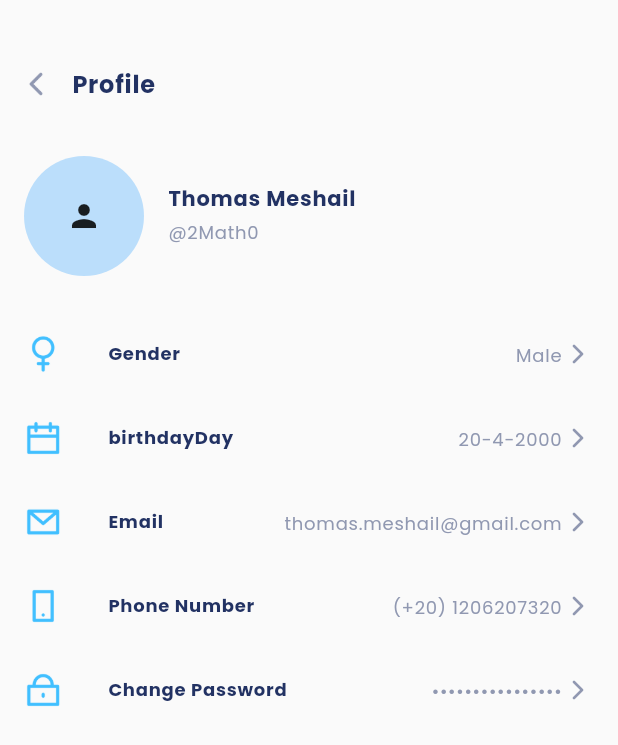
After one commit to Root-J/flutter-eccomerce-template, a Flutter app: the ProfileScreen screen opened by its route, on a phone screen of 412 x 824 dp. The commit adds this screen. Shown: the top 745 px of the screen. Run offline on Flutter 3.47's test engine with Material 2 defaults, Android fonts, the phone set to English and light mode, and no system bars; our stand-ins replace google_fonts.

Commit message:
profile screen

```diff
--- a/lib/presentation/resources/assets_manager.dart
+++ b/lib/presentation/resources/assets_manager.dart
@@ -58,11 +58,17 @@ class SystemIcons {
   static const String moreIcon = '$SYSTEM_ICONS_PATHx24/more.png';
   static const String listIcon = '$SYSTEM_ICONS_PATHx24/List.png';
   static const String backIcon = '$SYSTEM_ICONS_PATHx24/Left.png';
+  static const String forwardIcon = '$SYSTEM_ICONS_PATHx24/Right.png';
   static const String transactionIcon = '$SYSTEM_ICONS_PATHx24/Transaction.png';
   static const String bankIcon = '$SYSTEM_ICONS_PATHx24/Bank.png';
   static const String creditCardIcon = '$SYSTEM_ICONS_PATHx24/Credit Card.png';
   static const String bagIcon = '$SYSTEM_ICONS_PATHx24/bag.png';
   static const String locationIcon = '$SYSTEM_ICONS_PATHx24/Location.png';
+  static const String genderIcon = '$SYSTEM_ICONS_PATHx24/Gender.png';
+  static const String emailIcon = '$SYSTEM_ICONS_PATHx24/Message.png';
+  static const String phoneIcon = '$SYSTEM_ICONS_PATHx24/Phone.png';
+  static const String passwordIcon = '$SYSTEM_ICONS_PATHx24/Password.png';
+  static const String dateIcon = '$SYSTEM_ICONS_PATHx24/Date.png';
 
   static const String minusIcon = '$SYSTEM_ICONS_PATHx16/Minus.png';
   static const String plusIcon = '$SYSTEM_ICONS_PATHx16/Plus.png';
--- a/lib/presentation/resources/routes_manager.dart
+++ b/lib/presentation/resources/routes_manager.dart
@@ -1,5 +1,6 @@
 import 'package:ecommerce_flutter/presentation/resources/strings_manager.dart';
 import 'package:ecommerce_flutter/presentation/view/fragments/account_page/account_page.dart';
+import 'package:ecommerce_flutter/presentation/view/fragments/account_page/profile/profile_screen.dart';
 import 'package:ecommerce_flutter/presentation/view/fragments/cart_page/view/choose_card.dart';
 import 'package:ecommerce_flutter/presentation/view/fragments/cart_page/view/payment.dart';
 import 'package:ecommerce_flutter/presentation/view/fragments/cart_page/view/ship_to.dart';
@@ -25,10 +26,14 @@ class Routes {
   static const String notificationFeedRoute = '/feed';
   static const String notificationActivityRoute = '/activity';
   static const String cartShipToRoute = '/ship to';
-  static const String cartPaymentRoute = '/payment';
+  static const String cartPaymentRoute = '/cart/payment';
   static const String cartChooseCardRoute = '/choose Card';
   static const String successRoute = '/success purchase';
   static const String accountRoute = '/account';
+  static const String accountProfileRoute = '/profile';
+  static const String accountOrderRoute = '/order';
+  static const String accountAddressRoute = '/address';
+  static const String accountPaymentRoute = '$accountRoute/payment';
 }
 
 class RouteGenerator {
@@ -67,6 +72,14 @@ class RouteGenerator {
                 ));
       case Routes.accountRoute:
         return MaterialPageRoute(builder: (_) => const AccountPage());
+      case Routes.accountProfileRoute:
+        return MaterialPageRoute(builder: (_) => const ProfileScreen());
+      case Routes.accountOrderRoute:
+        return MaterialPageRoute(builder: (_) => const AccountPage());
+      case Routes.accountAddressRoute:
+        return MaterialPageRoute(builder: (_) => const AccountPage());
+      case Routes.accountPaymentRoute:
+        return MaterialPageRoute(builder: (_) => const AccountPage());
       default:
         return unDefinedRoute();
     }
--- a/lib/presentation/resources/strings_manager.dart
+++ b/lib/presentation/resources/strings_manager.dart
@@ -58,4 +58,15 @@ class AppStrings {
   static const String profile = 'Profile';
   static const String order = "Order";
   static const String address = "Address";
+
+  //Profile Screen
+  static const String gender = "Gender";
+  static const String birthday = "Birthday";
+  static const String email = "Email";
+  static const String phone = "Phone";
+  static const String phoneNumber = "Phone Number";
+  static const String changePassword = "Change Password";
+  static const String password = "Password";
+  static const String male = "Male";
+  static const String female = "Female";
 }
--- a/lib/presentation/view/fragments/account_page/account_page.dart
+++ b/lib/presentation/view/fragments/account_page/account_page.dart
@@ -1,5 +1,6 @@
 import 'package:ecommerce_flutter/presentation/resources/assets_manager.dart';
 import 'package:ecommerce_flutter/presentation/resources/colors_manager.dart';
+import 'package:ecommerce_flutter/presentation/resources/routes_manager.dart';
 import 'package:ecommerce_flutter/presentation/resources/strings_manager.dart';
 import 'package:ecommerce_flutter/presentation/resources/text_styles_manager.dart';
 import 'package:ecommerce_flutter/presentation/resources/values_manager.dart';
@@ -21,7 +22,8 @@ class AccountPage extends StatelessWidget {
             AccountItem(
                 imagePath: SystemIcons.userIcon,
                 txt: AppStrings.profile,
-                onTap: () {}),
+                onTap: () =>
+                    Navigator.pushNamed(context, Routes.accountProfileRoute)),
             AccountItem(
                 imagePath: SystemIcons.bagIcon,
                 txt: AppStrings.order,
--- /dev/null
+++ b/lib/presentation/view/fragments/account_page/profile/profile_screen.dart
@@ -0,0 +1,137 @@
+import 'package:ecommerce_flutter/presentation/resources/colors_manager.dart';
+import 'package:ecommerce_flutter/presentation/resources/strings_manager.dart';
+import 'package:ecommerce_flutter/presentation/resources/text_styles_manager.dart';
+import 'package:ecommerce_flutter/presentation/resources/values_manager.dart';
+import 'package:ecommerce_flutter/presentation/view/shared_widgets/bars/nested_app_bar.dart';
+import 'package:ecommerce_flutter/presentation/view/shared_widgets/header_padding.dart';
+import 'package:flutter/material.dart';
+
+import '../../../../resources/assets_manager.dart';
+
+class ProfileScreen extends StatelessWidget {
+  const ProfileScreen({Key? key}) : super(key: key);
+
+  @override
+  Widget build(BuildContext context) {
+    return Scaffold(
+      body: SingleChildScrollView(
+        child: Column(
+          crossAxisAlignment: CrossAxisAlignment.start,
+          children: [
+            const HeaderPadding(
+                widget: NestedAppBar(title: AppStrings.profile)),
+
+            // Profile Name and Photo
+            Padding(
+              padding: const EdgeInsets.symmetric(horizontal: AppPadding.p16),
+              child: Row(mainAxisAlignment: MainAxisAlignment.start, children: [
+                const CircleAvatar(
+                  radius: AppSize.s40,
+                  child: Icon(Icons.person),
+                ),
+                const SizedBox(width: AppMargin.m16),
+                Column(
+                  mainAxisAlignment: MainAxisAlignment.spaceEvenly,
+                  crossAxisAlignment: CrossAxisAlignment.start,
+                  children: [
+                    Text(
+                      'Thomas Meshail',
+                      style: const AppTextStyles()
+                          .headingH5
+                          .copyWith(color: AppColors.neutralDark),
+                    ),
+                    Text(
+                      '@2Math0',
+                      style: const AppTextStyles()
+                          .bodyTextNormalRegular
+                          .copyWith(color: AppColors.neutralGrey),
+                    ),
+                  ],
+                ),
+              ]),
+            ),
+
+            const SizedBox(height: AppMargin.m24),
+
+            // Profile Details
+            Column(
+              mainAxisSize: MainAxisSize.min,
+              children: [
+                ProfileTiles(
+                    imagePath: SystemIcons.genderIcon,
+                    title: AppStrings.gender,
+                    trailing: AppStrings.male,
+                    onTap: () {}),
+                ProfileTiles(
+                    imagePath: SystemIcons.dateIcon,
+                    title: AutofillHints.birthdayDay,
+                    trailing: '20-4-2000',
+                    onTap: () {}),
+                ProfileTiles(
+                    imagePath: SystemIcons.emailIcon,
+                    title: AppStrings.email,
+                    trailing: 'thomas.meshail@gmail.com',
+                    onTap: () {}),
+                ProfileTiles(
+                    imagePath: SystemIcons.phoneIcon,
+                    title: AppStrings.phoneNumber,
+                    trailing: '(+20) 1206207320',
+                    onTap: () {}),
+                ProfileTiles(
+                    imagePath: SystemIcons.passwordIcon,
+                    isPassword: true,
+                    title: AppStrings.changePassword,
+                    trailing: 'this is password',
+                    onTap: () {}),
+              ],
+            ),
+          ],
+        ),
+      ),
+    );
+  }
+}
+
+class ProfileTiles extends StatelessWidget {
+  final String imagePath;
+  final String title;
+  final String trailing;
+  final void Function() onTap;
+  final bool isPassword;
+
+  const ProfileTiles({
+    Key? key,
+    required this.imagePath,
+    required this.title,
+    required this.trailing,
+    required this.onTap,
+    this.isPassword = false,
+  }) : super(key: key);
+
+  @override
+  Widget build(BuildContext context) {
+    return ListTile(
+      onTap: onTap,
+      leading: Image.asset(imagePath,
+          scale: AppSize.s20, color: AppColors.primaryBlue),
+      title: Text(
+        title,
+        style: const AppTextStyles()
+            .headingH6
+            .copyWith(color: AppColors.neutralDark),
+      ),
+      trailing: Row(
+        mainAxisSize: MainAxisSize.min,
+        children: [
+          Text(
+            isPassword ? trailing.replaceAll(RegExp(r"."), "•") : trailing,
+            style: const AppTextStyles().bodyTextNormalRegular.copyWith(
+                  color: AppColors.neutralGrey,
+                ),
+          ),
+          Image.asset(SystemIcons.forwardIcon, scale: AppSize.s24),
+        ],
+      ),
+    );
+  }
+}
```
